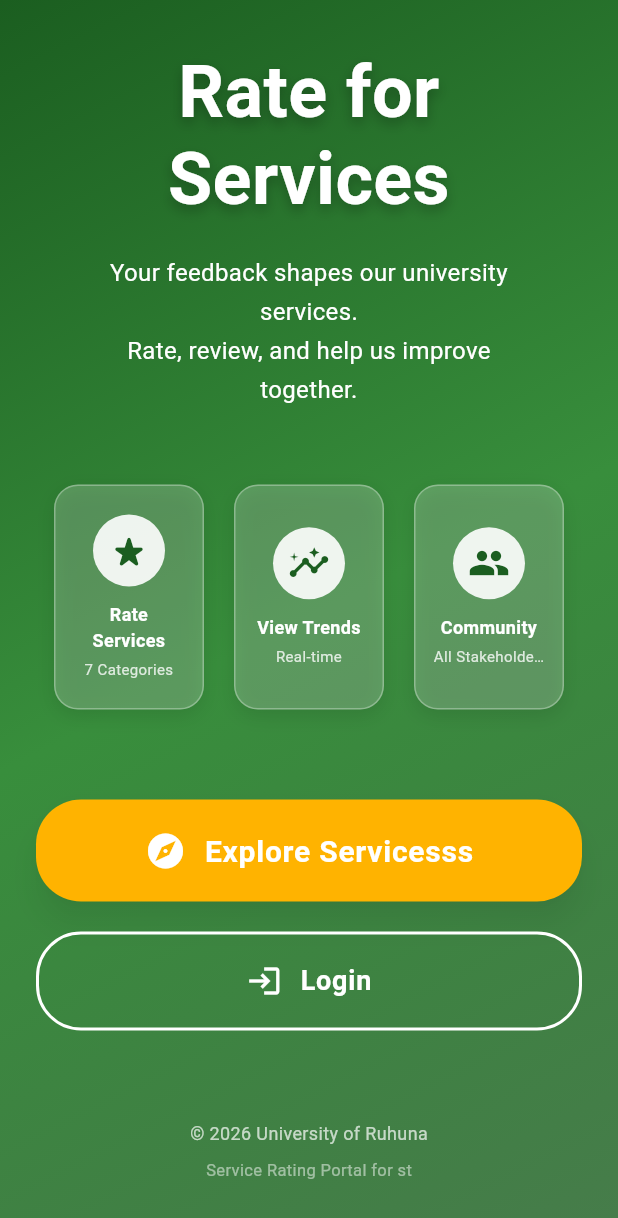
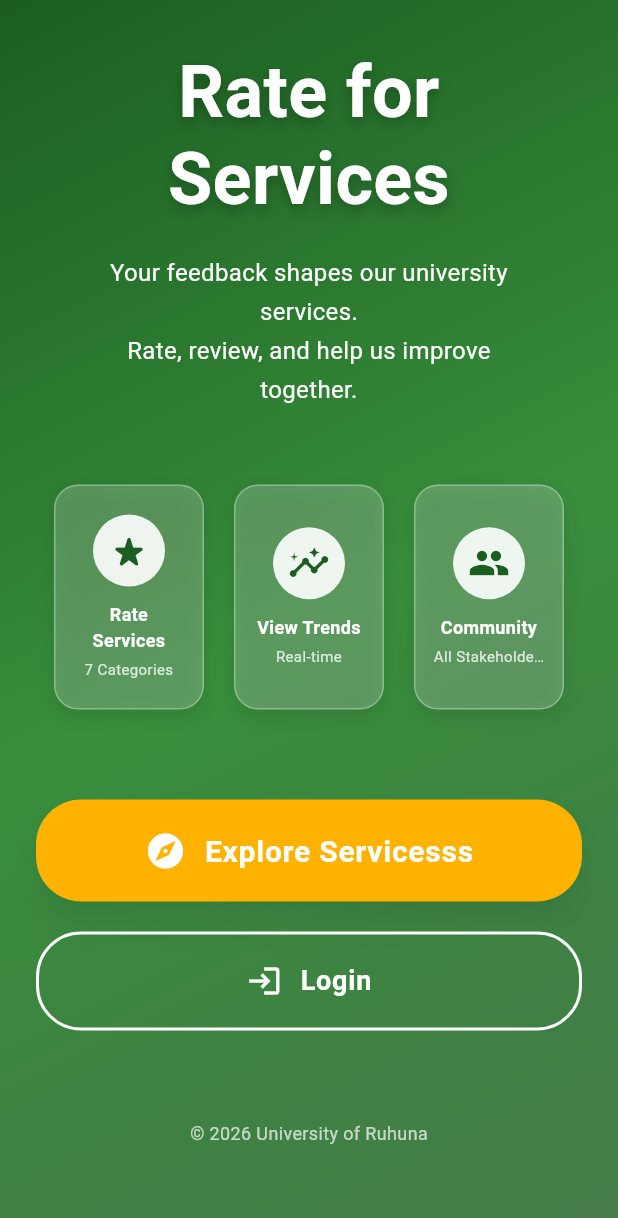
Before and after one commit to praveentecsl/rating_app, a Flutter app: the screen it shows after launch, scrolled down 332 dp, on a phone screen of 412 x 824 dp. Shown: the top 1218 px of the screen. Run offline on Flutter 3.47's test engine with Material 3 defaults, Android fonts, the phone set to English and light mode, and no system bars; our stand-ins replace sqflite, sqflite_common_ffi_web; accounts and stored records are empty.

Commit message:
footer_edit

```diff
--- a/lib/screens/landing_screen.dart
+++ b/lib/screens/landing_screen.dart
@@ -1,5 +1,4 @@
 import 'package:flutter/material.dart';
-import 'dart:ui';
 import 'home_screen.dart';
 import 'login_screen.dart';
 
@@ -267,14 +266,6 @@ class LandingScreen extends StatelessWidget {
                             fontSize: 12,
                           ),
                         ),
-                        const SizedBox(height: 8),
-                        Text(
-                          'Service Rating Portal for st',
-                          style: TextStyle(
-                            color: Colors.white.withOpacity(0.5),
-                            fontSize: 11,
-                          ),
-                        ),
                       ],
                     ),
                   ),
--- a/lib/screens/service_detail_screen.dart
+++ b/lib/screens/service_detail_screen.dart
@@ -10,7 +10,7 @@ class ServiceDetailScreen extends StatefulWidget {
 }
 
 class _ServiceDetailScreenState extends State<ServiceDetailScreen> {
-  Map<int, double> _ratings = {}; // subserviceId -> rating value
+  final Map<int, double> _ratings = {}; // subserviceId -> rating value
   bool _isSaving = false;
 
   // Hardcoded services and sub-services data
```
